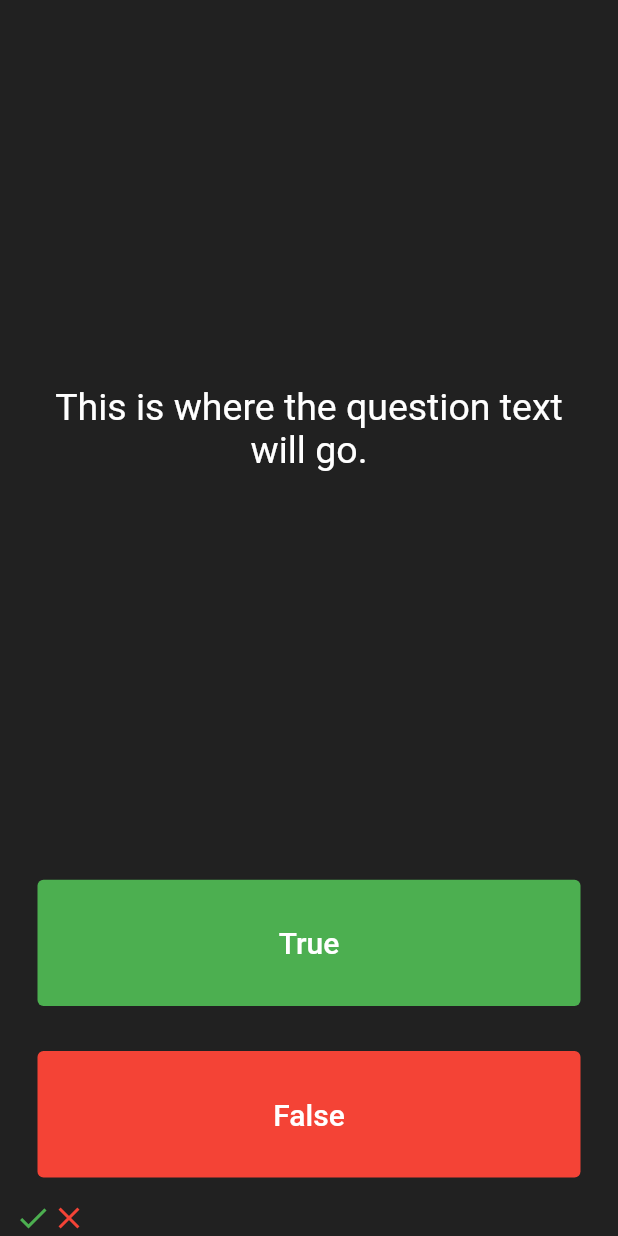
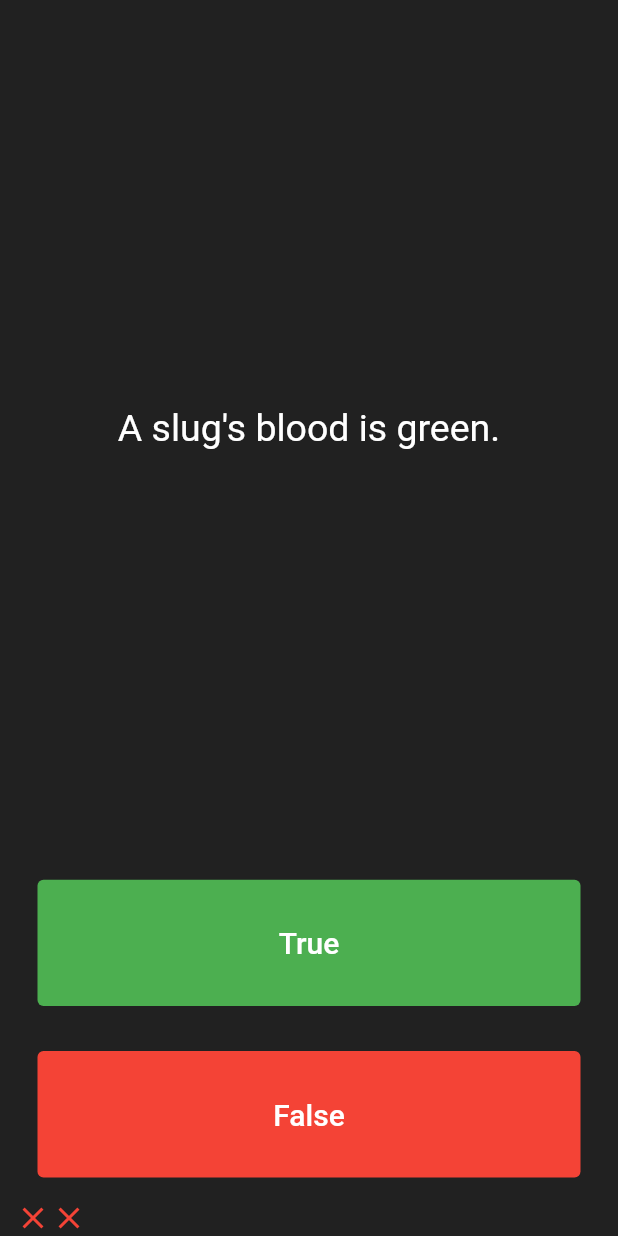
Before and after one commit to WkVr/quizzler, a Flutter app: the screen it shows after launch, after a tap on "True", after a tap on "False", on a phone screen of 412 x 824 dp. Run offline on Flutter 3.47's test engine with Material 2 defaults, Android fonts, the phone set to English and light mode, and no system bars.

Commit message:
Add class and checks

```diff
--- a/lib/main.dart
+++ b/lib/main.dart
@@ -31,21 +31,51 @@ class QuizPage extends StatefulWidget {
 class _QuizPageState extends State<QuizPage> {
   List<Widget> scoreKeeper = [];
 
+  int questionIndex = 0;
+
+  List<Question> questions = [
+    Question(
+        question: 'You can lead a cow down stairs but not up stairs.',
+        answer: false),
+    Question(
+        question: 'Approximately one quarter of human bones are in the feet.',
+        answer: true),
+    Question(question: 'A slug\'s blood is green.', answer: false),
+  ];
+
+  void determineAnswer(bool answer) {
+    if (questions[questionIndex].answer == answer) {
+      scoreKeeper.add(
+        const Icon(
+          Icons.check,
+          color: Colors.green,
+        ),
+      );
+    } else {
+      scoreKeeper.add(
+        const Icon(
+          Icons.close,
+          color: Colors.red,
+        ),
+      );
+    }
+  }
+
   @override
   Widget build(BuildContext context) {
     return Column(
       mainAxisAlignment: MainAxisAlignment.spaceBetween,
       crossAxisAlignment: CrossAxisAlignment.stretch,
       children: <Widget>[
-        const Expanded(
+        Expanded(
           flex: 5,
           child: Padding(
-            padding: EdgeInsets.all(10.0),
+            padding: const EdgeInsets.all(10.0),
             child: Center(
               child: Text(
-                'This is where the question text will go.',
+                questions[questionIndex].question,
                 textAlign: TextAlign.center,
-                style: TextStyle(
+                style: const TextStyle(
                   fontSize: 25.0,
                   color: Colors.white,
                 ),
@@ -69,12 +99,8 @@ class _QuizPageState extends State<QuizPage> {
               ),
               onPressed: () {
                 setState(() {
-                  scoreKeeper.add(
-                    const Icon(
-                      Icons.check,
-                      color: Colors.green,
-                    ),
-                  );
+                  determineAnswer(true);
+                  questionIndex++;
                 });
               },
             ),
@@ -96,12 +122,8 @@ class _QuizPageState extends State<QuizPage> {
               ),
               onPressed: () {
                 setState(() {
-                  scoreKeeper.add(
-                    const Icon(
-                      Icons.close,
-                      color: Colors.red,
-                    ),
-                  );
+                  determineAnswer(false);
+                  questionIndex++;
                 });
               },
             ),
@@ -123,3 +145,9 @@ const Icon(
 Icons.close,
 color: Colors.red,
 )*/
+class Question {
+  String question;
+  bool answer;
+
+  Question({required this.question, required this.answer});
+}
```
